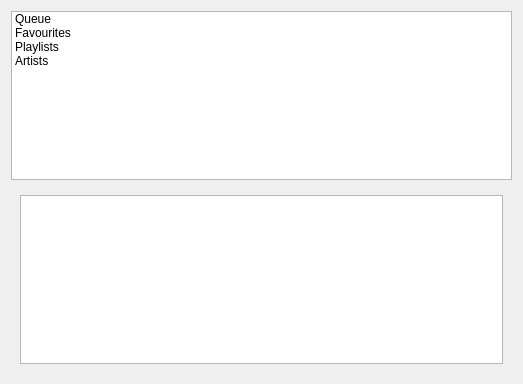
Qt form MusicPlayer/homepage.ui (Aahad143/FractalWave) before a commit.
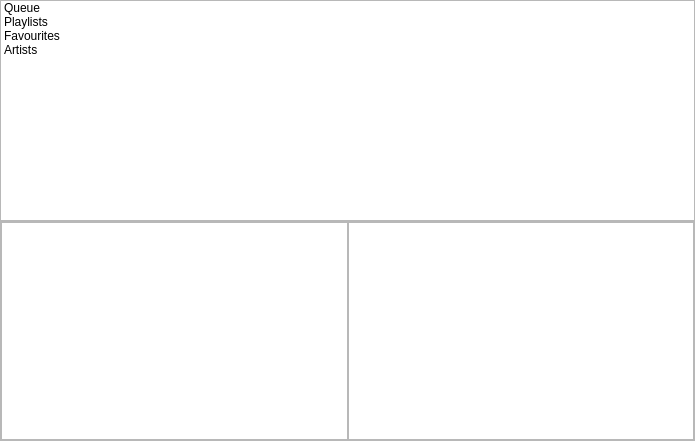
The same form after that commit. The open tabs and pages were chosen to show the change.

Commit message: feat(yt link download, playlists, librarymanager): implemented music track download through just pasting youtube links\nchanges(modifying to use playlists): instead of fetching tracks from dir, pass playlist instead

Patch:
```diff
--- a/MusicPlayer/homepage.ui
+++ b/MusicPlayer/homepage.ui
@@ -6,14 +6,29 @@
    <rect>
     <x>0</x>
     <y>0</y>
-    <width>523</width>
-    <height>384</height>
+    <width>695</width>
+    <height>441</height>
    </rect>
   </property>
   <property name="windowTitle">
    <string>Form</string>
   </property>
   <layout class="QVBoxLayout" name="verticalLayout">
+   <property name="spacing">
+    <number>0</number>
+   </property>
+   <property name="leftMargin">
+    <number>0</number>
+   </property>
+   <property name="topMargin">
+    <number>0</number>
+   </property>
+   <property name="rightMargin">
+    <number>0</number>
+   </property>
+   <property name="bottomMargin">
+    <number>0</number>
+   </property>
    <item>
     <widget class="QListWidget" name="homepageTabs">
      <item>
@@ -21,16 +36,16 @@
        <string>Queue</string>
       </property>
      </item>
-     <item>
-      <property name="text">
-       <string>Favourites</string>
-      </property>
-     </item>
      <item>
       <property name="text">
        <string>Playlists</string>
       </property>
      </item>
+     <item>
+      <property name="text">
+       <string>Favourites</string>
+      </property>
+     </item>
      <item>
       <property name="text">
        <string>Artists</string>
@@ -39,15 +54,106 @@
     </widget>
    </item>
    <item>
-    <widget class="QStackedWidget" name="stackedWidget">
-     <widget class="QWidget" name="page">
-      <layout class="QHBoxLayout" name="horizontalLayout_2">
-       <item>
-        <widget class="QListWidget" name="currentTracklist"/>
-       </item>
-      </layout>
-     </widget>
-     <widget class="QWidget" name="page_2"/>
+    <widget class="QFrame" name="contentFrame">
+     <property name="frameShape">
+      <enum>QFrame::Shape::StyledPanel</enum>
+     </property>
+     <property name="frameShadow">
+      <enum>QFrame::Shadow::Raised</enum>
+     </property>
+     <layout class="QHBoxLayout" name="horizontalLayout_3">
+      <property name="spacing">
+       <number>0</number>
+      </property>
+      <property name="leftMargin">
+       <number>0</number>
+      </property>
+      <property name="topMargin">
+       <number>0</number>
+      </property>
+      <property name="rightMargin">
+       <number>0</number>
+      </property>
+      <property name="bottomMargin">
+       <number>0</number>
+      </property>
+      <item>
+       <widget class="QStackedWidget" name="stackedWidget">
+        <property name="currentIndex">
+         <number>0</number>
+        </property>
+        <widget class="QWidget" name="queue">
+         <layout class="QHBoxLayout" name="horizontalLayout_2">
+          <property name="spacing">
+           <number>0</number>
+          </property>
+          <property name="leftMargin">
+           <number>0</number>
+          </property>
+          <property name="topMargin">
+           <number>0</number>
+          </property>
+          <property name="rightMargin">
+           <number>0</number>
+          </property>
+          <property name="bottomMargin">
+           <number>0</number>
+          </property>
+          <item>
+           <widget class="QListWidget" name="currentTracklist"/>
+          </item>
+         </layout>
+        </widget>
+        <widget class="QWidget" name="playlists">
+         <layout class="QVBoxLayout" name="verticalLayout_2">
+          <property name="spacing">
+           <number>0</number>
+          </property>
+          <property name="leftMargin">
+           <number>0</number>
+          </property>
+          <property name="topMargin">
+           <number>0</number>
+          </property>
+          <property name="rightMargin">
+           <number>0</number>
+          </property>
+          <property name="bottomMargin">
+           <number>0</number>
+          </property>
+          <item>
+           <widget class="QListWidget" name="listOfPlaylists"/>
+          </item>
+         </layout>
+        </widget>
+        <widget class="QWidget" name="favourites">
+         <layout class="QHBoxLayout" name="horizontalLayout">
+          <property name="spacing">
+           <number>0</number>
+          </property>
+          <property name="leftMargin">
+           <number>0</number>
+          </property>
+          <property name="topMargin">
+           <number>0</number>
+          </property>
+          <property name="rightMargin">
+           <number>0</number>
+          </property>
+          <property name="bottomMargin">
+           <number>0</number>
+          </property>
+          <item>
+           <widget class="QListWidget" name="listOfFavourites"/>
+          </item>
+         </layout>
+        </widget>
+       </widget>
+      </item>
+      <item>
+       <widget class="QListWidget" name="listOfTracks"/>
+      </item>
+     </layout>
     </widget>
    </item>
   </layout>
```
The commit also changes 32 other files.
